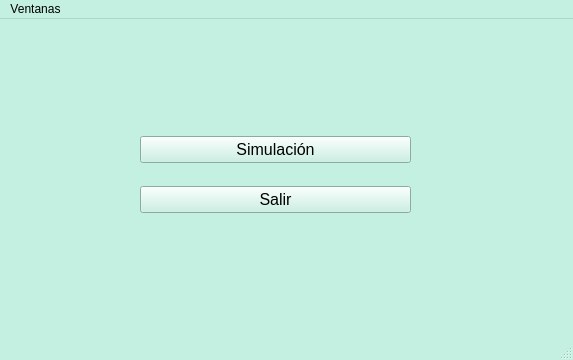
Old version of the form qt_ui/main_window.ui in the repository IsaelPT/SimUci.
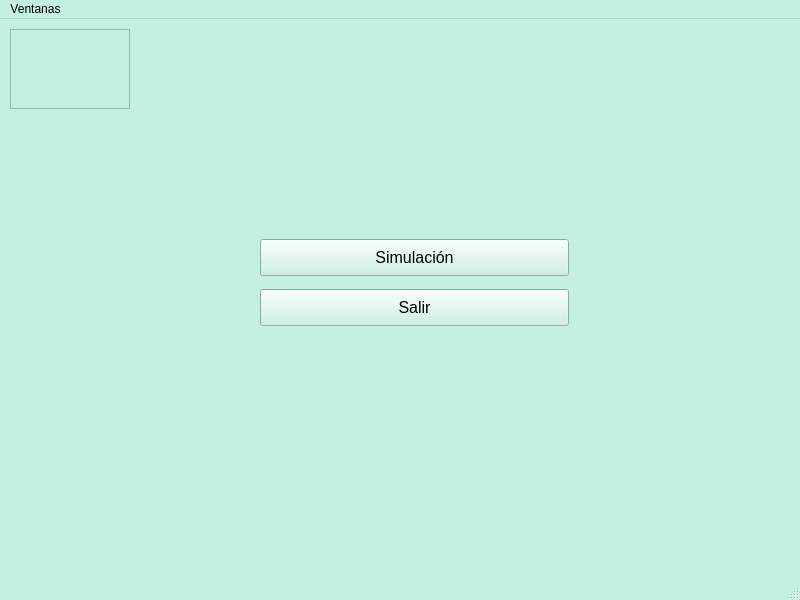
New version of the form.

Commit message: Modificado Interfaz Gráfica para correcta validación de datos. Además de Layout de la ventanas.

Patch:
```diff
--- a/qt_ui/main_window.ui
+++ b/qt_ui/main_window.ui
@@ -6,8 +6,8 @@
    <rect>
     <x>0</x>
     <y>0</y>
-    <width>573</width>
-    <height>360</height>
+    <width>800</width>
+    <height>600</height>
    </rect>
   </property>
   <property name="palette">
@@ -456,18 +456,15 @@
    <string>MainWindow</string>
   </property>
   <widget class="QWidget" name="centralwidget">
-   <widget class="QWidget" name="gridLayoutWidget">
-    <property name="geometry">
-     <rect>
-      <x>140</x>
-      <y>100</y>
-      <width>271</width>
-      <height>111</height>
-     </rect>
-    </property>
-    <layout class="QGridLayout" name="gridLayout">
-     <item row="0" column="0">
       <widget class="QPushButton" name="pB_simulacion">
+    <property name="geometry">
+     <rect>
+      <x>260</x>
+      <y>220</y>
+      <width>309</width>
+      <height>37</height>
+     </rect>
+    </property>
        <property name="font">
         <font>
          <family>Segoe UI</family>
@@ -478,9 +475,15 @@
         <string>Simulación</string>
        </property>
       </widget>
-     </item>
-     <item row="1" column="0">
       <widget class="QPushButton" name="pB_salir">
+    <property name="geometry">
+     <rect>
+      <x>260</x>
+      <y>270</y>
+      <width>309</width>
+      <height>37</height>
+     </rect>
+    </property>
        <property name="font">
         <font>
          <family>Segoe UI</family>
@@ -491,8 +494,21 @@
         <string>Salir</string>
        </property>
       </widget>
-     </item>
-    </layout>
+   <widget class="QFrame" name="frame">
+    <property name="geometry">
+     <rect>
+      <x>10</x>
+      <y>10</y>
+      <width>120</width>
+      <height>80</height>
+     </rect>
+    </property>
+    <property name="frameShape">
+     <enum>QFrame::StyledPanel</enum>
+    </property>
+    <property name="frameShadow">
+     <enum>QFrame::Raised</enum>
+    </property>
    </widget>
   </widget>
   <widget class="QStatusBar" name="statusbar"/>
@@ -501,7 +517,7 @@
     <rect>
      <x>0</x>
      <y>0</y>
-     <width>573</width>
+     <width>800</width>
      <height>26</height>
     </rect>
    </property>
```
Lines whose indentation alone changed are shown as unchanged. The commit also changes 10 other files.
